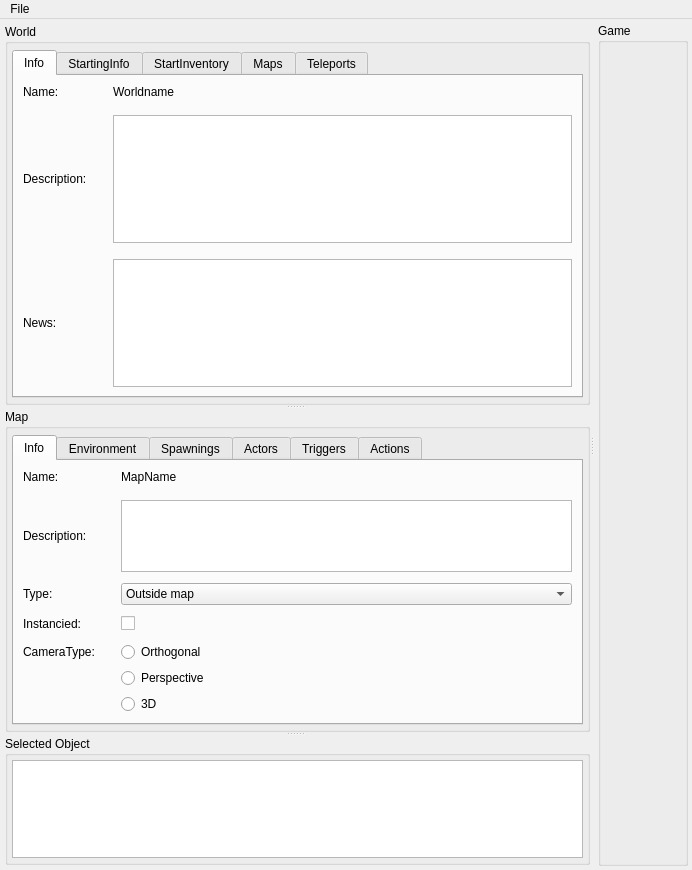
First picture: the form in Editor/editor.ui, repository LBALab/lbanet, before the edit.
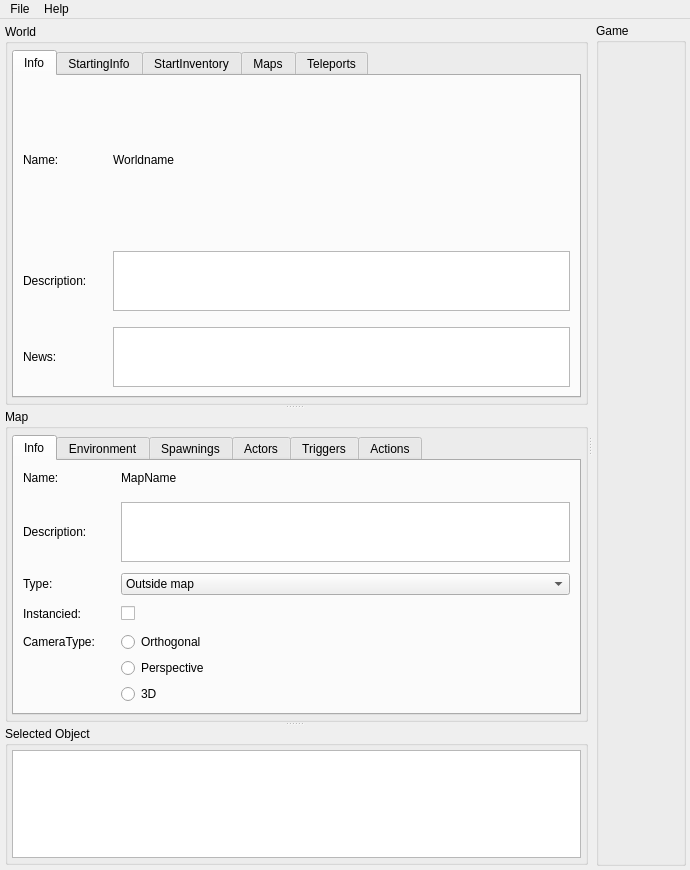
Second picture: the form after the edit. The open tabs and pages were chosen to show the change. Icons and pictures are not drawn.

Commit message: continued editor implementation

What changed in the file:
```diff
--- a/Editor/editor.ui
+++ b/Editor/editor.ui
@@ -6,7 +6,7 @@
    <rect>
     <x>0</x>
     <y>0</y>
-    <width>692</width>
+    <width>690</width>
     <height>870</height>
    </rect>
   </property>
@@ -142,7 +142,14 @@
                     </spacer>
                    </item>
                    <item row="2" column="2">
-                    <widget class="QTextEdit" name="textEdit_worlddescription"/>
+                    <widget class="QTextEdit" name="textEdit_worlddescription">
+                     <property name="maximumSize">
+                      <size>
+                       <width>16777215</width>
+                       <height>60</height>
+                      </size>
+                     </property>
+                    </widget>
                    </item>
                    <item row="4" column="0">
                     <widget class="QLabel" name="label_world_news_t">
@@ -152,7 +159,14 @@
                     </widget>
                    </item>
                    <item row="4" column="2">
-                    <widget class="QTextEdit" name="textEdit_worldnews"/>
+                    <widget class="QTextEdit" name="textEdit_worldnews">
+                     <property name="maximumSize">
+                      <size>
+                       <width>16777215</width>
+                       <height>60</height>
+                      </size>
+                     </property>
+                    </widget>
                    </item>
                    <item row="3" column="2">
                     <spacer name="verticalSpacer_4">
@@ -641,7 +655,14 @@
                     </widget>
                    </item>
                    <item row="2" column="2">
-                    <widget class="QTextEdit" name="textEdit_map_description"/>
+                    <widget class="QTextEdit" name="textEdit_map_description">
+                     <property name="maximumSize">
+                      <size>
+                       <width>16777215</width>
+                       <height>60</height>
+                      </size>
+                     </property>
+                    </widget>
                    </item>
                    <item row="4" column="0">
                     <widget class="QLabel" name="label_mapType">
@@ -1287,6 +1308,12 @@
         </property>
         <item>
          <widget class="QGroupBox" name="groupBox_game">
+          <property name="minimumSize">
+           <size>
+            <width>0</width>
+            <height>0</height>
+           </size>
+          </property>
           <property name="title">
            <string>Game</string>
           </property>
@@ -1308,8 +1335,8 @@
     <rect>
      <x>0</x>
      <y>0</y>
-     <width>692</width>
-     <height>20</height>
+     <width>690</width>
+     <height>21</height>
     </rect>
    </property>
    <widget class="QMenu" name="menuFile">
@@ -1323,7 +1350,13 @@
     <addaction name="separator"/>
     <addaction name="actionQuit"/>
    </widget>
+   <widget class="QMenu" name="menuHelp">
+    <property name="title">
+     <string>Help</string>
+    </property>
+   </widget>
    <addaction name="menuFile"/>
+   <addaction name="menuHelp"/>
   </widget>
   <action name="actionNew_World">
    <property name="icon">
```
Left out of the diff: 58 changed lines with no effect on the pictures. The commit also changes 4 other files.
